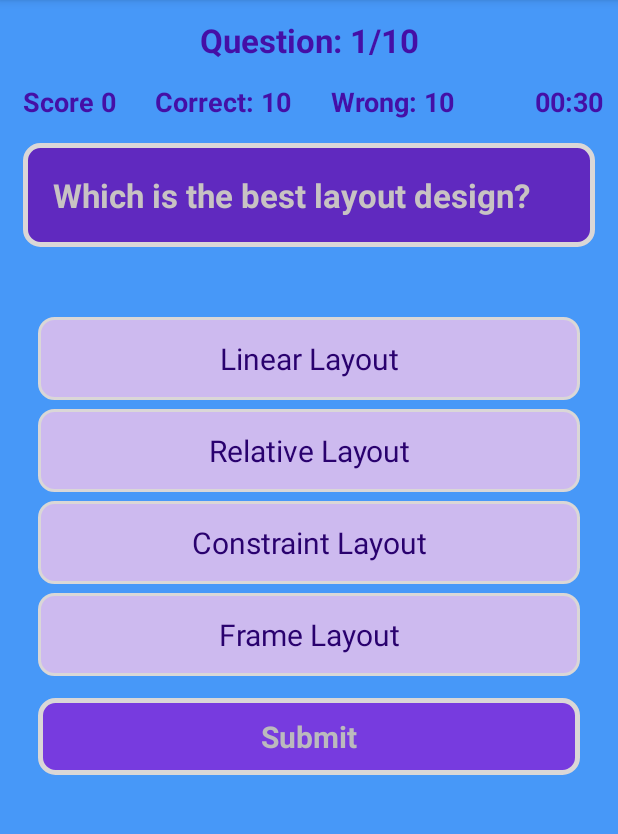
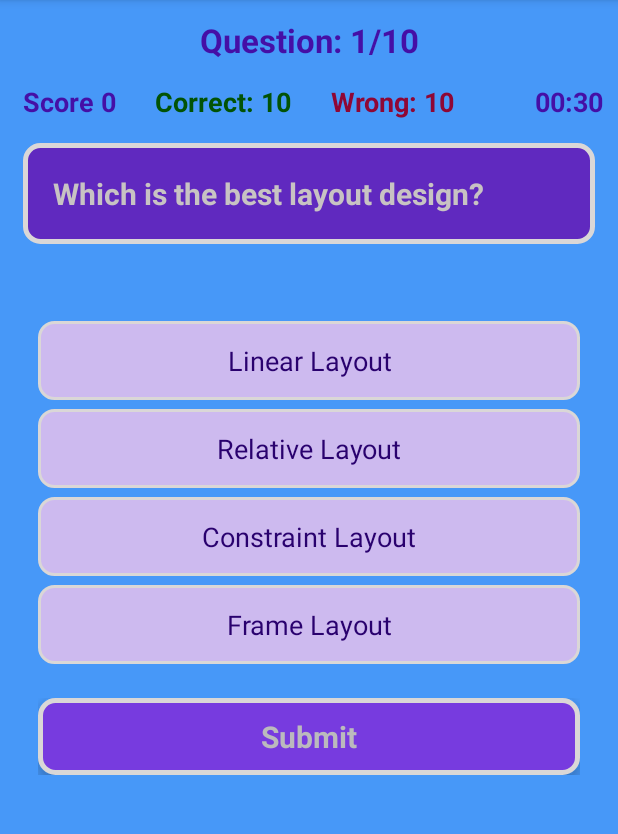
Before and after one commit to ArbeenaKhanum/QuizApp, an Android app: the screen it shows after launch (QuizMainActivity), on a phone screen of 412 x 824 dp, the part 84-918 px from its top. Run offline under Robolectric (Android 15) with nearby library versions, the phone set to English and light mode, and no system bars; our stand-ins replace Room's generated code.

Commit message:
Database modified, drawable and colors added

```diff
--- a/OuizAppProject/app/build.gradle
+++ b/OuizAppProject/app/build.gradle
@@ -62,4 +62,6 @@ dependencies {
     implementation "android.arch.lifecycle:viewmodel:$lifecycle_versionOne"
     // alternatively - just LiveData
     implementation "android.arch.lifecycle:livedata:$lifecycle_versionOne"
+
+    implementation "android.arch.lifecycle:compiler:$lifecycle_versionOne"
 }
--- a/OuizAppProject/app/src/main/java/com/example/quizapp/database/AppDatabase.java
+++ b/OuizAppProject/app/src/main/java/com/example/quizapp/database/AppDatabase.java
@@ -3,15 +3,19 @@ package com.example.quizapp.database;
 
 import android.content.Context;
 import android.os.AsyncTask;
+
 import androidx.annotation.NonNull;
 import androidx.room.Database;
 import androidx.room.Room;
 import androidx.room.RoomDatabase;
 import androidx.sqlite.db.SupportSQLiteDatabase;
+
 @Database(entities = {Questions.class}, version = 1, exportSchema = false)
 public abstract class AppDatabase extends RoomDatabase {
     public abstract QuestionsDao questionsDao();
+
     private static AppDatabase INSTANCE;
+
     public static synchronized AppDatabase getInstance(final Context context) {
         if (INSTANCE == null) {
             INSTANCE = Room.databaseBuilder(context.getApplicationContext(),
@@ -21,6 +25,7 @@ public abstract class AppDatabase extends RoomDatabase {
         }
         return INSTANCE;
     }
+
     private static RoomDatabase.Callback callback = new RoomDatabase.Callback() {
         @Override
         public void onCreate(@NonNull SupportSQLiteDatabase db) {
@@ -31,14 +36,32 @@ public abstract class AppDatabase extends RoomDatabase {
 
     private static class PopulateDbAsyncTask extends AsyncTask<Void, Void, Void> {
         private QuestionsDao questionsDao;
+
         private PopulateDbAsyncTask(AppDatabase database) {
             questionsDao = database.questionsDao();
         }
+
         @Override
         protected Void doInBackground(Void... voids) {
-            questionsDao.insert(new Questions("What are the languages used to code in Android studio",
+            questionsDao.insert(new Questions("What are the languages used to code in Android studio?",
                     "Html and Css", "Php and Ruby", "Java and Kotlin",
                     "Python and JavaScript", 3));
+
+            questionsDao.insert(new Questions("How many Months have 28 days?",
+                    "one", "Twelve", "Five",
+                    "Seven", 2));
+
+            questionsDao.insert(new Questions("12/2(5-2)=?",
+                    "6", "12", "2",
+                    "18", 4));
+
+            questionsDao.insert(new Questions("Who was the first indian women in space?",
+                    "Kalpana Chawla", "Sunita Williams", "Koneru Humpy",
+                    "None of the above", 1));
+
+            questionsDao.insert(new Questions("What makes a specific set of the application data available to other application?",
+                    "Broadcast Receiver", "Content Provider", "Intent",
+                    "None of these", 2));
             return null;
         }
     }
--- a/OuizAppProject/app/src/main/java/com/example/quizapp/database/DatabaseClient.java
+++ b/OuizAppProject/app/src/main/java/com/example/quizapp/database/DatabaseClient.java
@@ -1,21 +1,26 @@
 package com.example.quizapp.database;
 
 import android.content.Context;
+
 import androidx.room.Room;
+
 public class DatabaseClient {
     private static DatabaseClient databaseClient;
     private Context context;
     private AppDatabase appDatabase;
+
     private DatabaseClient(Context context) {
         this.context = context;
         appDatabase = Room.databaseBuilder(context, AppDatabase.class, "QuizApp").build();
     }
+
     public static DatabaseClient getInstance(Context context) {
         if (databaseClient == null) {
             databaseClient = new DatabaseClient(context);
         }
         return databaseClient;
     }
+
     public AppDatabase appDatabase() {
         return appDatabase;
     }
--- a/OuizAppProject/app/src/main/java/com/example/quizapp/database/QuestionsDao.java
+++ b/OuizAppProject/app/src/main/java/com/example/quizapp/database/QuestionsDao.java
@@ -4,11 +4,14 @@ import androidx.lifecycle.LiveData;
 import androidx.room.Dao;
 import androidx.room.Insert;
 import androidx.room.Query;
+
 import java.util.List;
+
 @Dao
 public interface QuestionsDao {
     @Query("SELECT * FROM questionsTable")
     LiveData<List<Questions>> getAllQuestions();
+
     @Insert
     void insert(Questions questions);
 }
--- a/OuizAppProject/app/src/main/java/com/example/quizapp/repository/QuestionsRepository.java
+++ b/OuizAppProject/app/src/main/java/com/example/quizapp/repository/QuestionsRepository.java
@@ -20,7 +20,7 @@ public class QuestionsRepository {
         mAllQuestions = mQuestionDao.getAllQuestions();
     }
 
-     public LiveData<List<Questions>> getAllQuestions() {
+    public LiveData<List<Questions>> getAllQuestions() {
         return mAllQuestions;
     }
 }
--- a/OuizAppProject/app/src/main/res/layout/activity_main_quiz.xml
+++ b/OuizAppProject/app/src/main/res/layout/activity_main_quiz.xml
@@ -7,6 +7,7 @@
     android:background="#4798F8"
     android:orientation="vertical"
     tools:context=".activities.QuizMainActivity">
+
     <TextView
         android:id="@+id/tvTotalQuestions"
         android:layout_width="wrap_content"
@@ -19,6 +20,7 @@
         app:layout_constraintEnd_toEndOf="parent"
         app:layout_constraintStart_toStartOf="parent"
         app:layout_constraintTop_toTopOf="parent" />
+
     <LinearLayout
         android:id="@+id/llQuizTaskBar"
         android:layout_width="match_parent"
@@ -27,6 +29,7 @@
         android:orientation="horizontal"
         android:weightSum="4"
         app:layout_constraintTop_toBottomOf="@id/scoreGuideline">
+
         <TextView
             android:id="@+id/tvScores"
             android:layout_width="wrap_content"
@@ -38,24 +41,27 @@
             android:textSize="18sp"
             android:textStyle="bold"
             app:layout_constraintStart_toStartOf="parent" />
+
         <TextView
             android:id="@+id/tvCorrectAns"
             android:layout_width="wrap_content"
             android:layout_height="wrap_content"
             android:layout_weight="1"
             android:text="Correct: 10"
-            android:textColor="#450FA6"
+            android:textColor="#025305"
             android:textSize="18sp"
             android:textStyle="bold" />
+
         <TextView
             android:id="@+id/tvWrongAns"
             android:layout_width="wrap_content"
             android:layout_height="wrap_content"
             android:layout_weight="1"
             android:text="Wrong: 10"
-            android:textColor="#450FA6"
+            android:textColor="#8F0735"
             android:textSize="18sp"
             android:textStyle="bold" />
+
         <TextView
             android:id="@+id/tvTimer"
             android:layout_width="wrap_content"
@@ -68,6 +74,7 @@
             android:textSize="18sp"
             android:textStyle="bold" />
     </LinearLayout>
+
     <androidx.constraintlayout.widget.Guideline
         android:id="@+id/scoreGuideline"
         android:layout_width="wrap_content"
@@ -75,6 +82,7 @@
         android:orientation="horizontal"
         app:layout_constraintGuide_begin="50dp"
         app:layout_constraintTop_toBottomOf="@id/tvTotalQuestions" />
+
     <androidx.constraintlayout.widget.Guideline
         android:id="@+id/QuestionsGuideline"
         android:layout_width="wrap_content"
@@ -82,6 +90,7 @@
         android:orientation="horizontal"
         app:layout_constraintGuide_begin="90dp"
         app:layout_constraintTop_toBottomOf="@id/llQuizTaskBar" />
+
     <LinearLayout
         android:id="@+id/llQuestions"
         android:layout_width="match_parent"
@@ -91,6 +100,7 @@
         android:layout_marginEnd="15dp"
         android:orientation="vertical"
         app:layout_constraintTop_toBottomOf="@id/QuestionsGuideline">
+
         <TextView
             android:id="@+id/tvQuestions"
             android:layout_width="match_parent"
@@ -99,9 +109,10 @@
             android:padding="20dp"
             android:text="Which is the best layout design?"
             android:textColor="#C8C3C3"
-            android:textSize="22sp"
+            android:textSize="20sp"
             android:textStyle="bold" />
     </LinearLayout>
+
     <androidx.constraintlayout.widget.Guideline
         android:id="@+id/AnswerOptionsGuideline"
         android:layout_width="wrap_content"
@@ -109,16 +120,23 @@
         android:orientation="horizontal"
         app:layout_constraintGuide_begin="200dp"
         app:layout_constraintTop_toBottomOf="@id/llQuestions" />
+
     <LinearLayout
         android:id="@+id/llAnswersOptions"
         android:layout_width="match_parent"
         android:layout_height="wrap_content"
         android:layout_marginStart="25dp"
-        android:layout_marginTop="5dp"
+        android:layout_marginTop="8dp"
         android:layout_marginEnd="25dp"
         android:orientation="vertical"
         android:weightSum="4"
         app:layout_constraintTop_toBottomOf="@id/AnswerOptionsGuideline">
+
+        <RadioGroup
+            android:id="@+id/radioGroup"
+            android:layout_width="match_parent"
+            android:layout_height="match_parent">
+
             <RadioButton
                 android:id="@+id/rbOptionOne"
                 android:layout_width="match_parent"
@@ -133,7 +151,8 @@
                 android:text="Linear Layout"
                 android:textAlignment="center"
                 android:textColor="#29016E"
-            android:textSize="20sp" />
+                android:textSize="18sp" />
+
             <RadioButton
                 android:id="@+id/rbOptionTwo"
                 android:layout_width="match_parent"
@@ -148,7 +167,8 @@
                 android:text="Relative Layout"
                 android:textAlignment="center"
                 android:textColor="#29016E"
-            android:textSize="20sp" />
+                android:textSize="18sp" />
+
             <RadioButton
                 android:id="@+id/rbOptionThree"
                 android:layout_width="match_parent"
@@ -163,7 +183,8 @@
                 android:text="Constraint Layout"
                 android:textAlignment="center"
                 android:textColor="#29016E"
-            android:textSize="20sp" />
+                android:textSize="18sp" />
+
             <RadioButton
                 android:id="@+id/rbOptionFour"
                 android:layout_width="match_parent"
@@ -178,8 +199,10 @@
                 android:text="Frame Layout"
                 android:textAlignment="center"
                 android:textColor="#29016E"
-            android:textSize="20sp" />
+                android:textSize="18sp" />
+        </RadioGroup>
     </LinearLayout>
+
     <androidx.constraintlayout.widget.Guideline
         android:id="@+id/NextButtonGuideline"
         android:layout_width="wrap_content"
@@ -187,6 +210,7 @@
         android:orientation="horizontal"
         app:layout_constraintGuide_begin="450dp"
         app:layout_constraintTop_toBottomOf="@id/llAnswersOptions" />
+
     <LinearLayout
         android:id="@+id/llNextButton"
         android:layout_width="match_parent"
@@ -196,6 +220,7 @@
         android:layout_marginEnd="25dp"
         android:orientation="horizontal"
         app:layout_constraintTop_toBottomOf="@id/NextButtonGuideline">
+
         <TextView
             android:id="@+id/btnSubmit"
             android:layout_width="wrap_content"
@@ -203,12 +228,13 @@
             android:layout_weight="1"
             android:background="@drawable/next_button_bg"
             android:clickable="true"
+            android:elevation="8dp"
+            android:padding="12dp"
             android:text="Submit"
-            android:padding="12dp"
-            android:textStyle="bold"
             android:textAlignment="center"
             android:textAllCaps="false"
             android:textColor="#BBBABD"
-            android:textSize="20sp" />
+            android:textSize="20sp"
+            android:textStyle="bold" />
     </LinearLayout>
 </androidx.constraintlayout.widget.ConstraintLayout>
--- a/OuizAppProject/app/src/main/res/values/colors.xml
+++ b/OuizAppProject/app/src/main/res/values/colors.xml
@@ -7,4 +7,5 @@
     <color name="teal_700">#FF018786</color>
     <color name="black">#FF000000</color>
     <color name="white">#FFFFFFFF</color>
+    <color name="default_text_color">#29016E</color>
 </resources>
```
Also changed, not shown: OuizAppProject/app/src/main/res/drawable/answer_correct_selected.xml (added, +8 -0 lines), OuizAppProject/app/src/main/res/drawable/answer_wrong_selected.xml (added, +8 -0 lines). Lines whose indentation alone changed are shown as unchanged.
